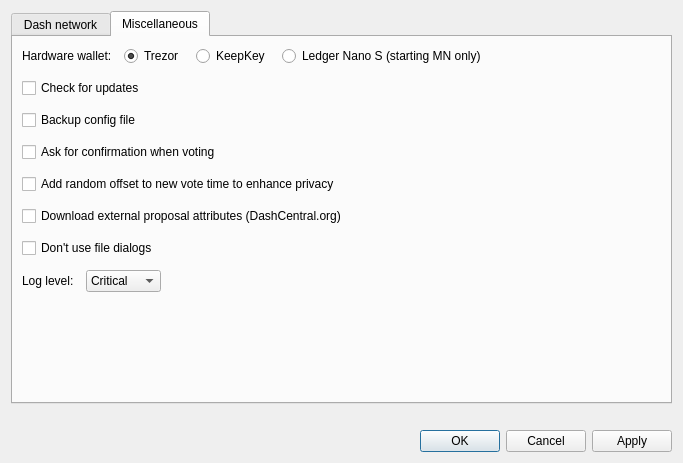
The window that src/ui/ui_config_dlg.ui (Bertrand256/dash-masternode-tool) describes before a commit, drawn with Qt 5.
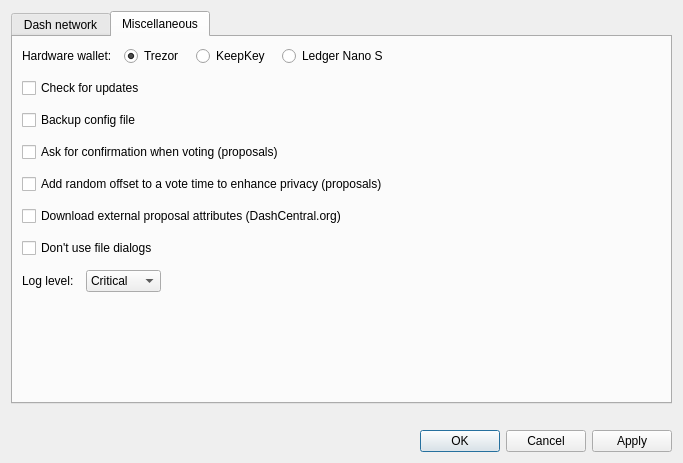
The same window after the commit. The open tabs and pages were chosen to show the change.

Commit message: Signing transactions - support for Ledger Nano S

Patch:
```diff
--- a/src/ui/ui_config_dlg.ui
+++ b/src/ui/ui_config_dlg.ui
@@ -328,7 +328,7 @@
          <item>
           <widget class="QRadioButton" name="chbHwLedgerNanoS">
            <property name="text">
-            <string>Ledger Nano S (starting MN only)</string>
+            <string>Ledger Nano S</string>
            </property>
           </widget>
          </item>
@@ -367,14 +367,14 @@
        <item>
         <widget class="QCheckBox" name="chbConfirmWhenVoting">
          <property name="text">
-          <string>Ask for confirmation when voting</string>
+          <string>Ask for confirmation when voting (proposals)</string>
          </property>
         </widget>
        </item>
        <item>
         <widget class="QCheckBox" name="chbAddRandomOffsetToVotingTime">
          <property name="text">
-          <string>Add random offset to new vote time to enhance privacy</string>
+          <string>Add random offset to a vote time to enhance privacy (proposals)</string>
          </property>
         </widget>
        </item>
```
The commit also changes 10 other files.
